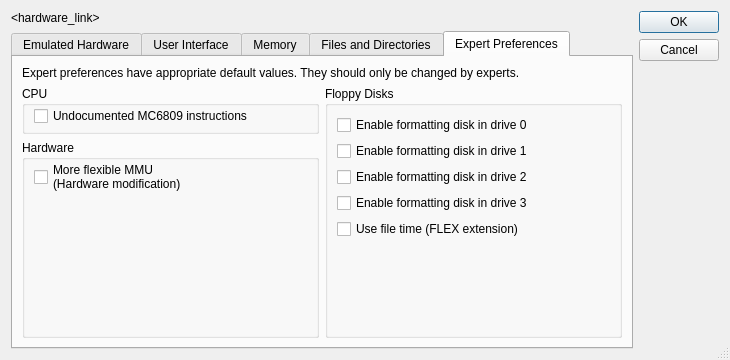
Qt form src/fsetup.ui (aladur/flexemu) before a commit.
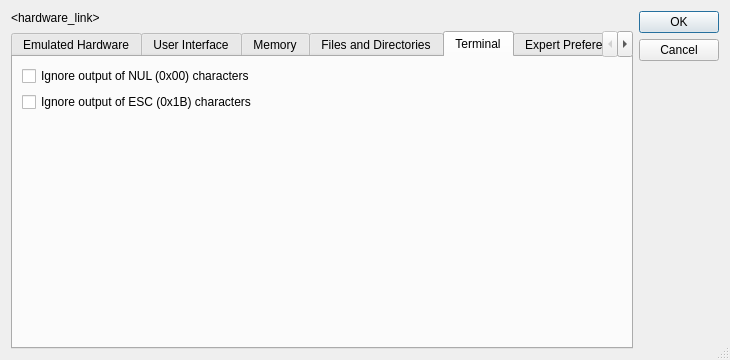
The same form after that commit. Icons and pictures are not drawn.

Commit message:
flexemu Preferences Dialog: Add 'Terminal' tab
- To ignore or use NUL or ESC characters in terminal mode now can be
  selected in the Preferences Dialog.
- My initial concerns about this (why I initially ignored NUL and ESC
  always) is documented in flexemu.htm

The edit to the form file:
```diff
--- a/src/fsetup.ui
+++ b/src/fsetup.ui
@@ -748,6 +748,40 @@
          </item>
         </layout>
        </widget>
+       <widget class="QWidget" name="t_terminal">
+        <attribute name="title">
+         <string>Terminal</string>
+        </attribute>
+        <layout class="QVBoxLayout" name="verticalLayout_13">
+         <item>
+          <widget class="QCheckBox" name="c_terminalIgnoreNUL">
+           <property name="text">
+            <string>Ignore output of NUL (0x00) characters</string>
+           </property>
+          </widget>
+         </item>
+         <item>
+          <widget class="QCheckBox" name="c_terminalIgnoreESC">
+           <property name="text">
+            <string>Ignore output of ESC (0x1B) characters</string>
+           </property>
+          </widget>
+         </item>
+         <item>
+          <spacer name="verticalSpacer_7">
+           <property name="orientation">
+            <enum>Qt::Vertical</enum>
+           </property>
+           <property name="sizeHint" stdset="0">
+            <size>
+             <width>20</width>
+             <height>2</height>
+            </size>
+           </property>
+          </spacer>
+         </item>
+        </layout>
+       </widget>
        <widget class="QWidget" name="t_ExpertOptions">
         <attribute name="title">
          <string>Expert Preferences</string>
```
The commit also changes 4 other files.
